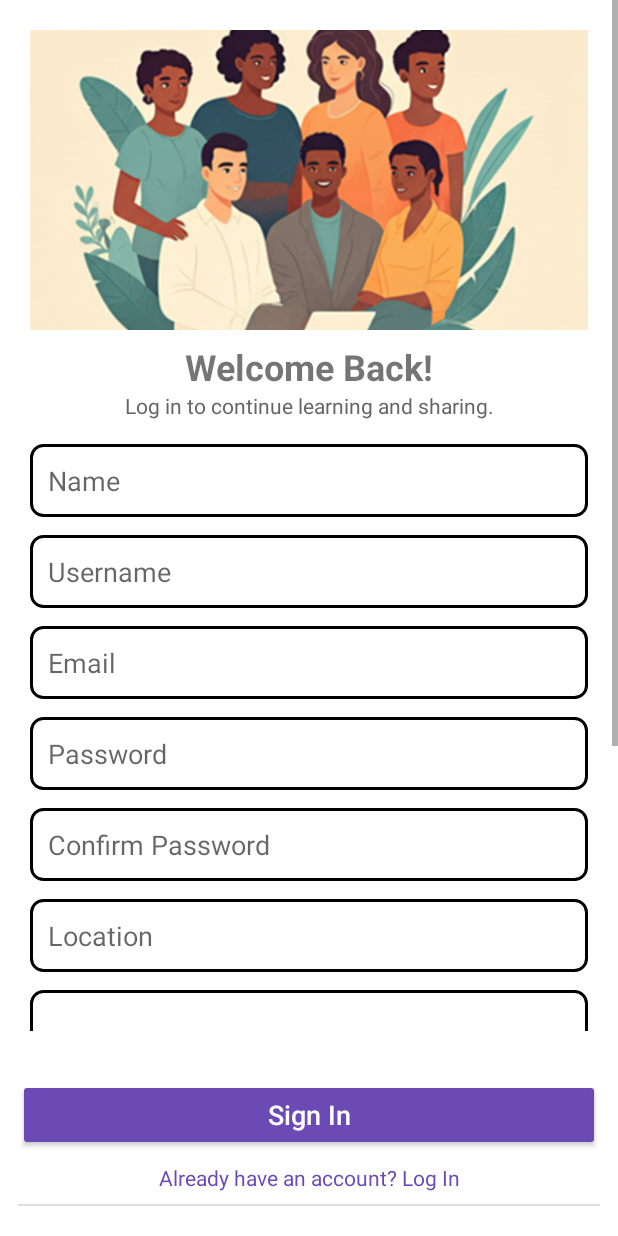
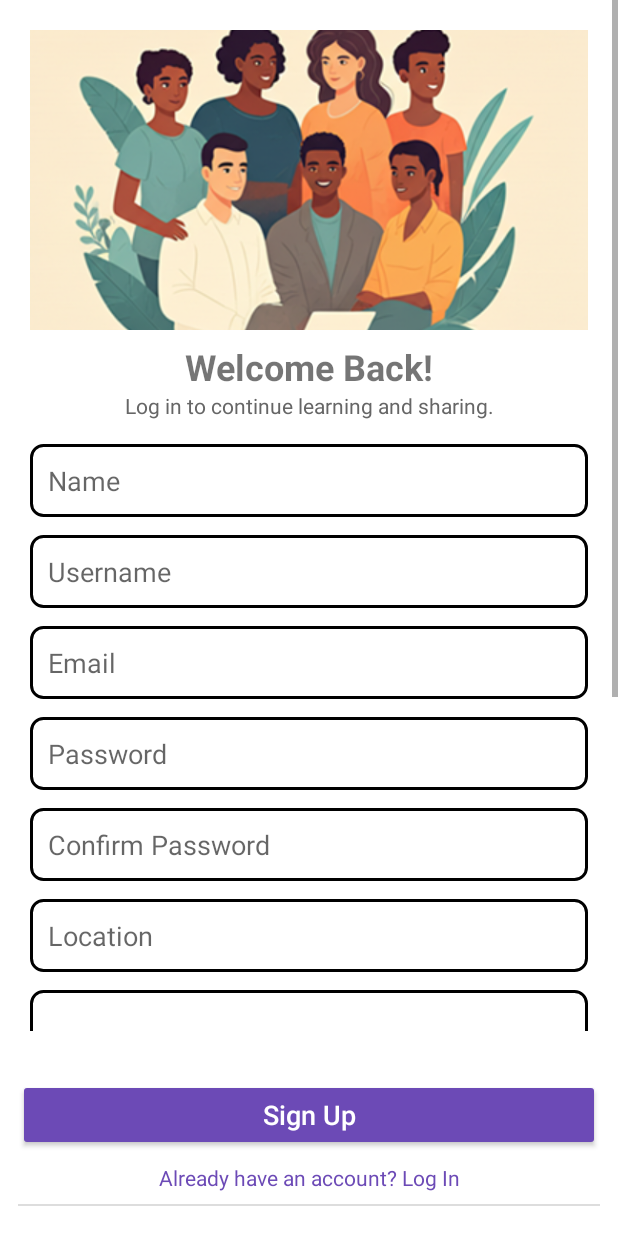
Before and after one commit to Aradhanadevi/SkillShareApp, an Android app: the screen it shows after launch (SignUpActivity), after a tap on "New here? Sign up", on a phone screen of 412 x 824 dp. Run offline under Robolectric (Android 15) with nearby library versions, the phone set to English and light mode, and no system bars; our stand-ins replace Firebase (no records; nobody signed in at launch, a user with empty details on screens opened directly); 1 other tap on this screen came first.

Commit message:
tutor rights store and accordingly upload skill course option will be visible

```diff
--- a/app/src/main/java/anjali/learning/skilshare/SignUpActivity.java
+++ b/app/src/main/java/anjali/learning/skilshare/SignUpActivity.java
@@ -25,7 +25,7 @@ public class SignUpActivity extends AppCompatActivity {
     Button Signup;
     TextView redirectToSignin;
     EditText username, name, password, confirmpassword, skils,skilloffered,skillrequested, location, email;
-    CheckBox accepttandc;
+    CheckBox accepttandc,alsowanttutorrights;
 
     FirebaseAuth mAuth;
     DatabaseReference database;
@@ -47,6 +47,7 @@ public class SignUpActivity extends AppCompatActivity {
         name = findViewById(R.id.name);
         skilloffered=findViewById(R.id.skillsOffered);
         skillrequested=findViewById(R.id.skillsRequested);
+        alsowanttutorrights=findViewById(R.id.wanttutorrights);
 
         mAuth = FirebaseAuth.getInstance();
         database = FirebaseDatabase.getInstance().getReference("users");
@@ -86,6 +87,14 @@ public class SignUpActivity extends AppCompatActivity {
                                 userMap.put("skilloffered",SkillOffered);
                                 userMap.put("skillrequested",SkillRequested);
                                 userMap.put("location", Location);
+// to check whether user want and has tutor rights else if checkbox is not checked both will be stored as false.
+                                if (alsowanttutorrights.isChecked()) {
+                                    userMap.put("wanttutorrights", true);
+                                    userMap.put("approvedtutor", false); // default false for admin approval
+                                }else{
+                                    userMap.put("wanttutorrights", false);
+                                    userMap.put("approvedtutor", false);
+                                }
 
                                 database.child(Username).setValue(userMap)
                                         .addOnSuccessListener(aVoid -> {
--- /dev/null
+++ b/app/src/main/java/anjali/learning/skilshare/Splashscreen.java
@@ -0,0 +1,29 @@
+package anjali.learning.skilshare;
+
+import android.content.Intent;
+import android.os.Bundle;
+import android.os.Handler;
+
+import androidx.activity.EdgeToEdge;
+import androidx.appcompat.app.AppCompatActivity;
+import androidx.core.graphics.Insets;
+import androidx.core.view.ViewCompat;
+import androidx.core.view.WindowInsetsCompat;
+
+public class Splashscreen extends AppCompatActivity {
+
+    @Override
+    protected void onCreate(Bundle savedInstanceState) {
+        super.onCreate(savedInstanceState);
+//        EdgeToEdge.enable(this);
+        setContentView(R.layout.activity_splashscreen);
+        new Handler().postDelayed(new Runnable() {
+            @Override
+            public void run() {
+                startActivity(new Intent(Splashscreen.this,SignInActivity.class));
+                finish();
+            }
+        },4000);
+
+    }
+}
--- a/app/src/main/res/layout/activity_sign_up.xml
+++ b/app/src/main/res/layout/activity_sign_up.xml
@@ -150,6 +150,14 @@
                 android:background="@drawable/edt_bg"
                 android:layout_marginVertical="6dp" />
 
+            <CheckBox android:id="@+id/wanttutorrights"
+                android:layout_width="match_parent"
+                android:layout_height="wrap_content"
+                android:minHeight="48dp"
+                android:padding="12dp"
+                android:text="Also Want Tutor Rights? than check me"
+                android:layout_marginVertical="10dp" />
+
             <CheckBox android:id="@+id/accepttandc"
                 android:layout_width="match_parent"
                 android:layout_height="wrap_content"
@@ -174,7 +182,7 @@
             android:id="@+id/btnsignup"
             android:layout_width="match_parent"
             android:layout_height="wrap_content"
-            android:text="Sign In"
+            android:text="Sign Up"
             android:textColor="@android:color/white"
             android:textSize="18sp"
             android:backgroundTint="#6C4AB6"
```
Also changed, not shown: app/src/main/AndroidManifest.xml (+10 -5 lines), app/src/main/java/anjali/learning/skilshare/MainActivity.java (+10 -0 lines), app/src/main/res/layout/activity_splashscreen.xml (added, +10 -0 lines).
